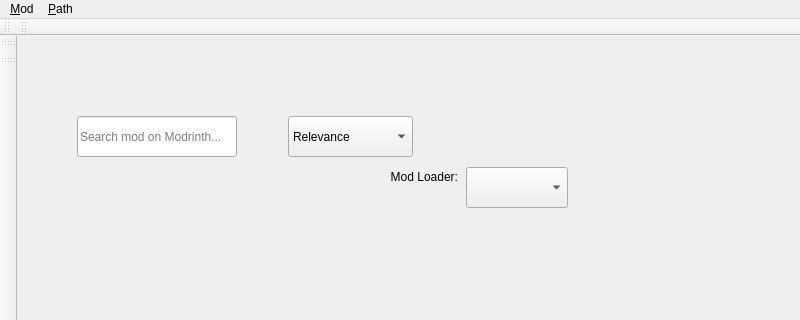
Before: the Qt Designer form src/ui/modrinth/modrinthmodbrowser.ui in kaniol-lck/modmanager, drawn with Qt 5; both pictures show x 0 to 800 and y 0 to 320 of the 800 by 600 pixel window.
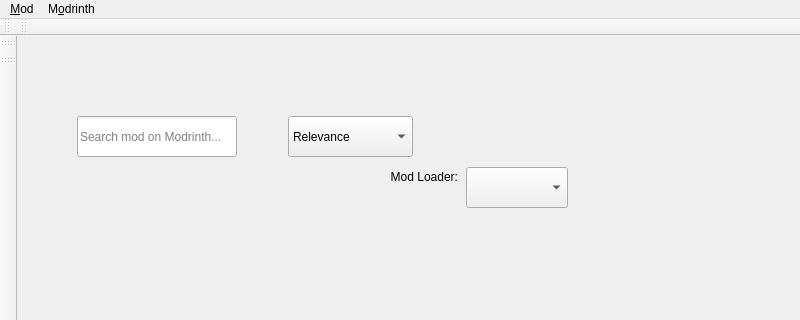
After: the same form once the commit is applied. Icons and pictures are not drawn. Custom widgets are drawn as their Qt base class.

Commit message: merge menu bar

```diff
--- a/src/ui/modrinth/modrinthmodbrowser.ui
+++ b/src/ui/modrinth/modrinthmodbrowser.ui
@@ -102,7 +102,7 @@
      <x>0</x>
      <y>0</y>
      <width>800</width>
-     <height>31</height>
+     <height>27</height>
     </rect>
    </property>
    <widget class="QMenu" name="menu_Mod">
@@ -123,9 +123,9 @@
     <addaction name="actionOpen_Website_Link"/>
     <addaction name="actionCopy_Website_Link"/>
    </widget>
-   <widget class="QMenu" name="menu_Path">
+   <widget class="QMenu" name="menu_Modrinth">
     <property name="title">
-     <string>&amp;Path</string>
+     <string>M&amp;odrinth</string>
     </property>
     <widget class="UnclosedMenu" name="menuSelect_Game_Version">
      <property name="styleSheet">
@@ -147,7 +147,7 @@
     <addaction name="menuSelect_Category"/>
    </widget>
    <addaction name="menu_Mod"/>
-   <addaction name="menu_Path"/>
+   <addaction name="menu_Modrinth"/>
   </widget>
   <widget class="QStatusBar" name="statusbar"/>
   <widget class="MenuToolBar" name="toolBar">
```
The commit also changes 14 other files.
